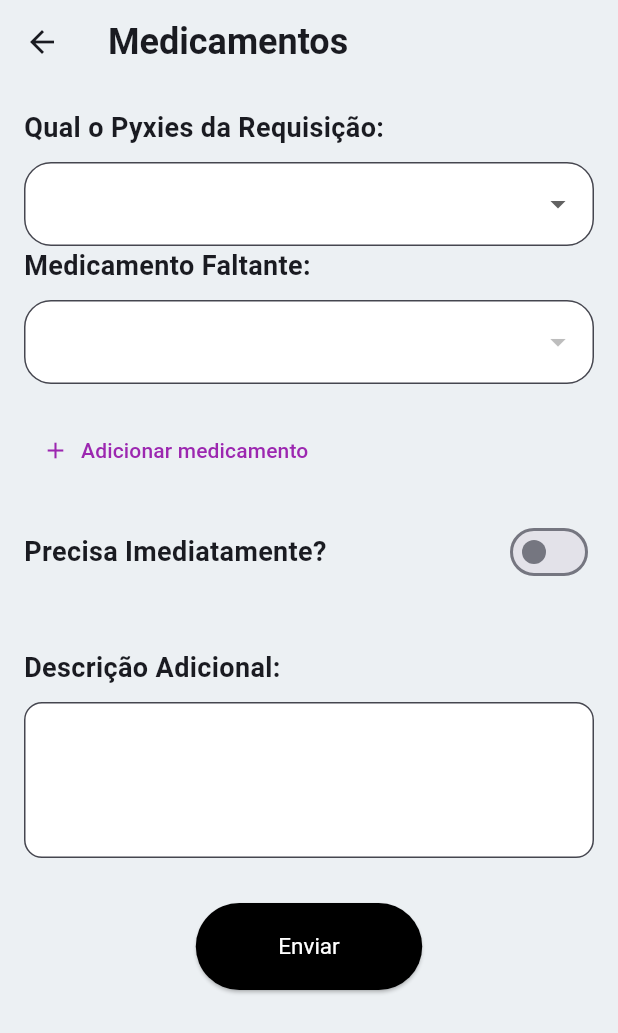
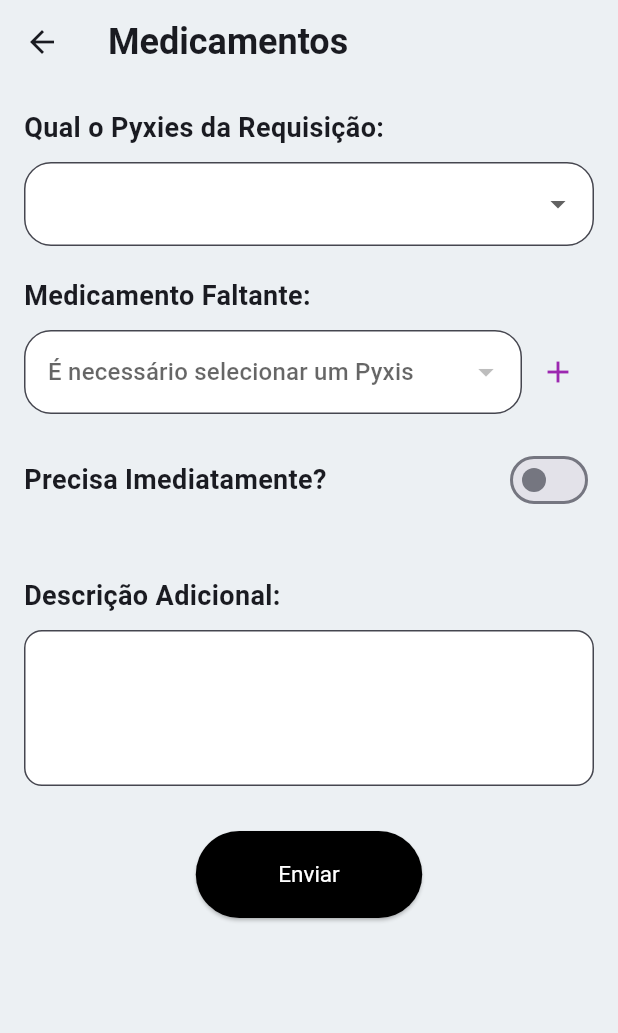
Before and after one commit to paulo-evangelista/pilltrackr, a Flutter app: the MedicineRequest screen opened directly, after a tap on "Enviar", on a phone screen of 412 x 824 dp. Shown: the top 1033 px of the screen. Run offline on Flutter 3.47's test engine with Material 3 defaults, Android fonts, the phone set to English and light mode, and no system bars; our stand-ins replace dio, flutter_chat_types, flutter_chat_ui, get, scroll_to_index; network calls fail.

Commit message:
revert to espacamento commit

```diff
--- a/src/frontend/lib/views/nursery/medicine_request.dart
+++ b/src/frontend/lib/views/nursery/medicine_request.dart
@@ -14,14 +14,14 @@ class _MedicineRequest extends State<MedicineRequest> {
   String? _selectedPyxies;
   int? _selectedPyxiesIndex;
 
-
-
   List<String> _medicines = [];
   Map<String, int> _medicineCodes = {}; // Map to hold medicine name and corresponding code
   String? _selectedMedicine;
   int? _productCode; // Product code associated with the selected medicine
   bool _isImmediate = false;
   final TextEditingController _descriptionController = TextEditingController();
+
+  List<Map<String, dynamic>> _addedMedicines = []; // List to hold added medicines and their codes
 
   @override
   void initState() {
@@ -44,21 +44,37 @@ class _MedicineRequest extends State<MedicineRequest> {
     }
   }
 
+  void _addMedicine() {
+    if (_selectedMedicine != null && _productCode != null) {
+      setState(() {
+        _addedMedicines.add({'name': _selectedMedicine, 'code': _productCode});
+        _selectedMedicine = null;
+        _productCode = null;
+      });
+    }
+  }
+
+  void _removeMedicine(int index) {
+    setState(() {
+      _addedMedicines.removeAt(index);
+    });
+  }
+
   Future<void> _sendRequest() async {
     String requestId = 'PR-0081P';
     String pyxisLocation = 'MS1347 - 14º Andar';
     print(_selectedPyxies);
 
-    if (_selectedMedicine == null || _productCode == null) {
-      print('Medicamento ou código do produto não selecionado.');
+    if (_addedMedicines.isEmpty) {
+      print('Nenhum medicamento adicionado.');
       return;
     }
 
     try {
       var response = await dio.post('/request/create', data: {
-        "isUrgent":  _isImmediate,
+        "isUrgent": _isImmediate,
         "description": _descriptionController.text,
-        "productCodes":  [_productCode],
+        "productCodes": _addedMedicines.map((medicine) => medicine['code']).toList(),
         "pyxisID": 2
       });
 
@@ -97,7 +113,6 @@ class _MedicineRequest extends State<MedicineRequest> {
           child: Column(
             crossAxisAlignment: CrossAxisAlignment.start,
             children: [
-
               const Text(
                 'Qual o Pyxies da Requisição:',
                 style: TextStyle(
@@ -106,7 +121,6 @@ class _MedicineRequest extends State<MedicineRequest> {
                 ),
               ),
               const SizedBox(height: 10),
-
               DropdownButtonFormField<String>(
                 value: _selectedPyxies,
                 onChanged: (newValue) {
@@ -131,7 +145,7 @@ class _MedicineRequest extends State<MedicineRequest> {
                   fillColor: Colors.white,
                 ),
               ),
-
+              const SizedBox(height: 20),
               const Text(
                 'Medicamento Faltante:',
                 style: TextStyle(
@@ -140,16 +154,18 @@ class _MedicineRequest extends State<MedicineRequest> {
                 ),
               ),
               const SizedBox(height: 10),
-
-              DropdownButtonFormField<String>(
+              Row(
+                children: [
+                  Expanded(
+                    child: DropdownButtonFormField<String>(
                       isExpanded: true,
                       value: _selectedMedicine,
-                onChanged: (newValue) {
+                      onChanged: _selectedPyxies != null ? (newValue) {
                         setState(() {
                           _selectedMedicine = newValue;
                           _productCode = _medicineCodes[newValue];
                         });
-                },
+                      } : null,
                       items: _medicines.map((medicine) {
                         return DropdownMenuItem(
                           value: medicine,
@@ -164,21 +180,45 @@ class _MedicineRequest extends State<MedicineRequest> {
                         filled: true,
                         fillColor: Colors.white,
                       ),
+                      disabledHint: Text('É necessário selecionar um Pyxis primeiro!'),
+                    ),
+                  ),
+                  IconButton(
+                    icon: Icon(Icons.add),
+                    onPressed: _addMedicine,
+                    color: Colors.purple,
+                  ),
+                ],
               ),
               const SizedBox(height: 20),
-
-              TextButton.icon(
-                style: TextButton.styleFrom(
-                  foregroundColor: Colors.purple,
+              Visibility(
+               visible: _addedMedicines.isNotEmpty,
+               child: Column(
+                crossAxisAlignment: CrossAxisAlignment.start,
+                children: [
+                  const Text(
+                    'Medicamentos Adicionados:',
+                    style: TextStyle(
+                      fontSize: 18,
+                      fontWeight: FontWeight.bold,
                   ),
-                onPressed: () {
-                  // Lógica para adicionar um novo medicamento
-                },
-                icon: const Icon(Icons.add),
-                label: const Text('Adicionar medicamento'),
+                ),
+                  Wrap(
+                    spacing: 8.0,
+                    runSpacing: 4.0,
+                    children: _addedMedicines
+                        .asMap()
+                        .entries
+                        .map((entry) => Chip(
+                              label: Text(entry.value['name']),
+                              onDeleted: () => _removeMedicine(entry.key),
+                            ))
+                        .toList(),
                     ),
                     const SizedBox(height: 20),
-
+                ],
+               ),
+              ),
               Row(
                 mainAxisAlignment: MainAxisAlignment.spaceBetween,
                 children: [
@@ -200,7 +240,6 @@ class _MedicineRequest extends State<MedicineRequest> {
                 ],
               ),
               const SizedBox(height: 40),
-
               const Text(
                 'Descrição Adicional:',
                 style: TextStyle(
@@ -209,7 +248,6 @@ class _MedicineRequest extends State<MedicineRequest> {
                 ),
               ),
               const SizedBox(height: 10),
-
               TextField(
                 controller: _descriptionController,
                 maxLines: 3,
@@ -223,7 +261,6 @@ class _MedicineRequest extends State<MedicineRequest> {
                 ),
               ),
               const SizedBox(height: 30),
-
               Center(
                 child: ElevatedButton(
                   onPressed: _sendRequest,
@@ -239,7 +276,7 @@ class _MedicineRequest extends State<MedicineRequest> {
             ],
           ),
         ),
-      )
+      ),
     );
   }
 }
```
Lines whose indentation alone changed are shown as unchanged.
